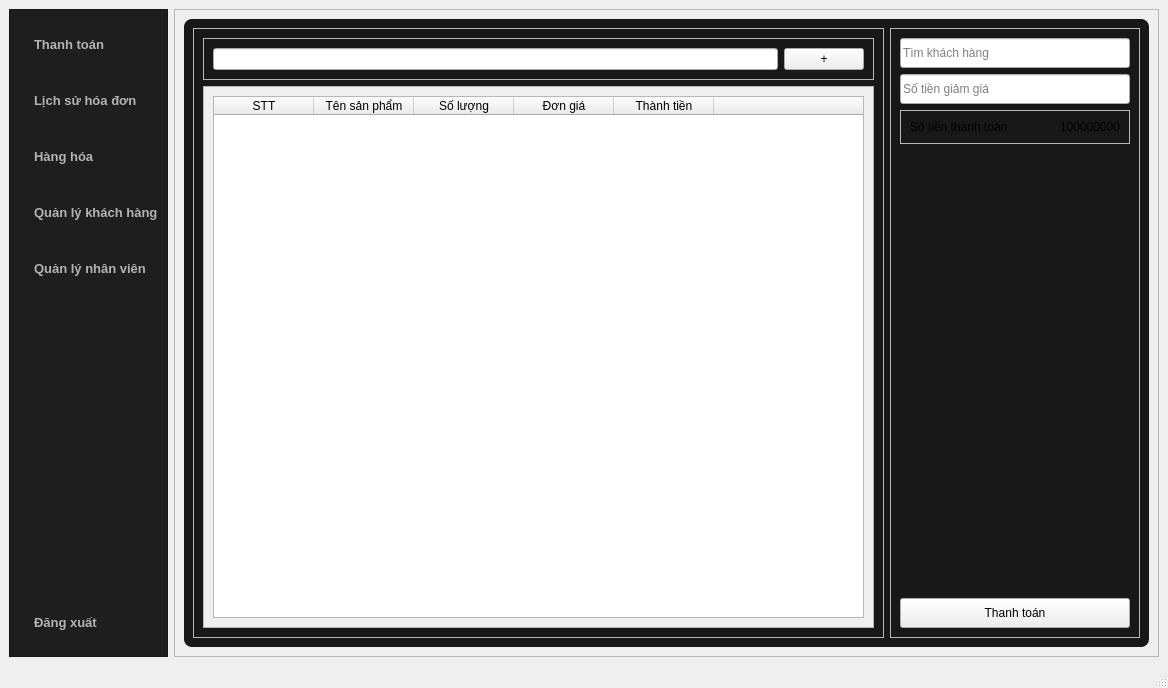
The window that source code/ui/winUser.ui (phandinhngocthangai25/Supermarket_system) describes before a commit, drawn with Qt 5.
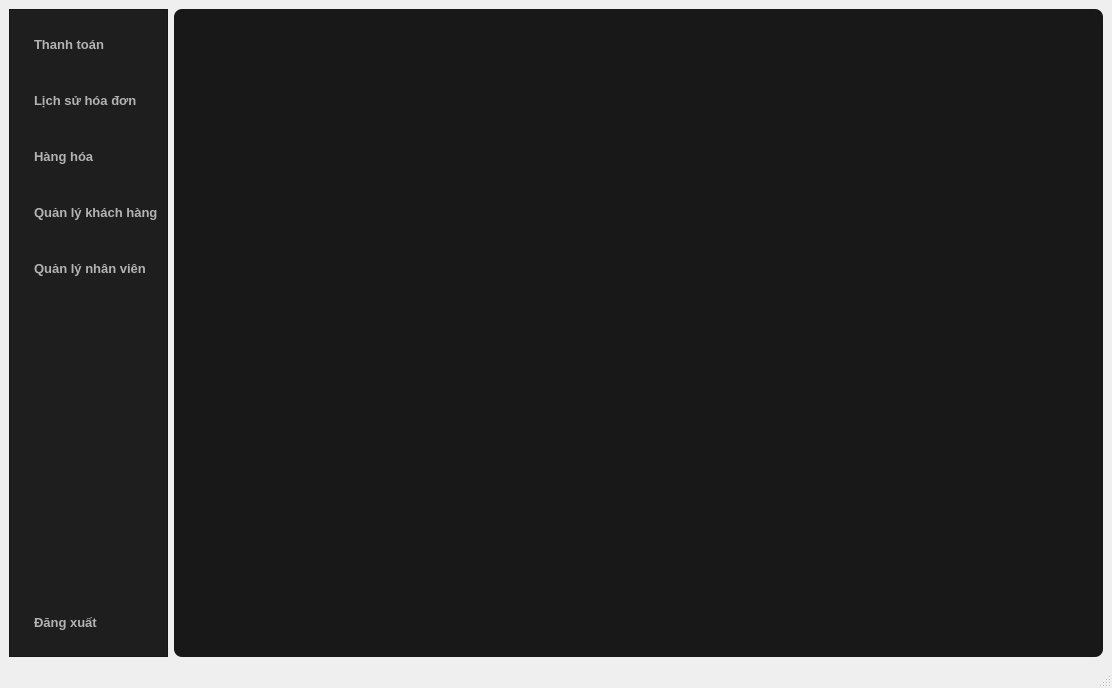
The same window after the commit.

```diff
--- a/source code/ui/winUser.ui
+++ b/source code/ui/winUser.ui
@@ -6,7 +6,7 @@
    <rect>
     <x>0</x>
     <y>0</y>
-    <width>1168</width>
+    <width>1112</width>
     <height>688</height>
    </rect>
   </property>
@@ -171,333 +171,12 @@
      </widget>
     </item>
     <item>
-     <widget class="QFrame" name="frameContent">
-      <property name="frameShape">
-       <enum>QFrame::Shape::StyledPanel</enum>
+     <widget class="QStackedWidget" name="stackedContent">
+      <property name="currentIndex">
+       <number>0</number>
       </property>
-      <property name="frameShadow">
-       <enum>QFrame::Shadow::Raised</enum>
-      </property>
-      <layout class="QVBoxLayout" name="verticalLayout_2">
-       <item>
-        <widget class="QStackedWidget" name="stackedContent">
-         <property name="currentIndex">
-          <number>0</number>
-         </property>
-         <widget class="QWidget" name="pagePayment">
-          <layout class="QHBoxLayout" name="horizontalLayout_2">
-           <item>
-            <widget class="QFrame" name="frameCart">
-             <property name="frameShape">
-              <enum>QFrame::Shape::StyledPanel</enum>
-             </property>
-             <property name="frameShadow">
-              <enum>QFrame::Shadow::Raised</enum>
-             </property>
-             <layout class="QVBoxLayout" name="verticalLayout_4">
-              <item>
-               <widget class="QFrame" name="frame">
-                <property name="frameShape">
-                 <enum>QFrame::Shape::StyledPanel</enum>
-                </property>
-                <property name="frameShadow">
-                 <enum>QFrame::Shadow::Raised</enum>
-                </property>
-                <layout class="QHBoxLayout" name="horizontalLayout_4">
-                 <item>
-                  <widget class="QLineEdit" name="txtSearchProduct"/>
-                 </item>
-                 <item>
-                  <widget class="QPushButton" name="btnAddProduct">
-                   <property name="text">
-                    <string>+</string>
-                   </property>
-                  </widget>
-                 </item>
-                </layout>
-               </widget>
-              </item>
-              <item>
-               <widget class="QScrollArea" name="scrollCartContainer">
-                <property name="widgetResizable">
-                 <bool>true</bool>
-                </property>
-                <widget class="QWidget" name="scrollAreaWidgetContents">
-                 <property name="geometry">
-                  <rect>
-                   <x>0</x>
-                   <y>0</y>
-                   <width>664</width>
-                   <height>496</height>
-                  </rect>
-                 </property>
-                 <layout class="QVBoxLayout" name="verticalLayout_5">
-                  <item>
-                   <widget class="QTableWidget" name="tableCartItems">
-                    <attribute name="horizontalHeaderStretchLastSection">
-                     <bool>true</bool>
-                    </attribute>
-                    <column>
-                     <property name="text">
-                      <string>STT</string>
-                     </property>
-                    </column>
-                    <column>
-                     <property name="text">
-                      <string>Tên sản phẩm</string>
-                     </property>
-                    </column>
-                    <column>
-                     <property name="text">
-                      <string>Số lượng</string>
-                     </property>
-                    </column>
-                    <column>
-                     <property name="text">
-                      <string>Đơn giá</string>
-                     </property>
-                    </column>
-                    <column>
-                     <property name="text">
-                      <string>Thành tiền</string>
-                     </property>
-                    </column>
-                    <column>
-                     <property name="text">
-                      <string/>
-                     </property>
-                    </column>
-                   </widget>
-                  </item>
-                 </layout>
-                </widget>
-               </widget>
-              </item>
-             </layout>
-            </widget>
-           </item>
-           <item>
-            <widget class="QFrame" name="frameCheckout">
-             <property name="maximumSize">
-              <size>
-               <width>250</width>
-               <height>16777215</height>
-              </size>
-             </property>
-             <property name="frameShape">
-              <enum>QFrame::Shape::StyledPanel</enum>
-             </property>
-             <property name="frameShadow">
-              <enum>QFrame::Shadow::Raised</enum>
-             </property>
-             <layout class="QVBoxLayout" name="verticalLayout_3">
-              <item>
-               <widget class="QLineEdit" name="txtSearchCustomer">
-                <property name="minimumSize">
-                 <size>
-                  <width>0</width>
-                  <height>30</height>
-                 </size>
-                </property>
-                <property name="placeholderText">
-                 <string>Tìm khách hàng</string>
-                </property>
-               </widget>
-              </item>
-              <item>
-               <widget class="QLineEdit" name="txtDiscount">
-                <property name="minimumSize">
-                 <size>
-                  <width>0</width>
-                  <height>30</height>
-                 </size>
-                </property>
-                <property name="placeholderText">
-                 <string>Số tiền giảm giá</string>
-                </property>
-               </widget>
-              </item>
-              <item>
-               <widget class="QFrame" name="frame_3">
-                <property name="minimumSize">
-                 <size>
-                  <width>0</width>
-                  <height>30</height>
-                 </size>
-                </property>
-                <property name="frameShape">
-                 <enum>QFrame::Shape::StyledPanel</enum>
-                </property>
-                <property name="frameShadow">
-                 <enum>QFrame::Shadow::Raised</enum>
-                </property>
-                <layout class="QHBoxLayout" name="horizontalLayout_3">
-                 <item>
-                  <widget class="QLabel" name="label">
-                   <property name="text">
-                    <string>Số tiền thanh toán</string>
-                   </property>
-                  </widget>
-                 </item>
-                 <item>
-                  <widget class="QLabel" name="txtFinalAmount">
-                   <property name="text">
-                    <string>100000000</string>
-                   </property>
-                   <property name="alignment">
-                    <set>Qt::AlignmentFlag::AlignRight|Qt::AlignmentFlag::AlignTrailing|Qt::AlignmentFlag::AlignVCenter</set>
-                   </property>
-                  </widget>
-                 </item>
-                </layout>
-               </widget>
-              </item>
-              <item>
-               <spacer name="verticalSpacer_2">
-                <property name="orientation">
-                 <enum>Qt::Orientation::Vertical</enum>
-                </property>
-                <property name="sizeHint" stdset="0">
-                 <size>
-                  <width>20</width>
-                  <height>40</height>
-                 </size>
-                </property>
-               </spacer>
-              </item>
-              <item>
-               <widget class="QPushButton" name="pushButton_3">
-                <property name="minimumSize">
-                 <size>
-                  <width>0</width>
-                  <height>30</height>
-                 </size>
-                </property>
-                <property name="text">
-                 <string>Thanh toán</string>
-                </property>
-               </widget>
-              </item>
-             </layout>
-            </widget>
-           </item>
-          </layout>
-         </widget>
-         <widget class="QWidget" name="pageHistory">
-          <widget class="QPushButton" name="pushButton_2">
-           <property name="geometry">
-            <rect>
-             <x>560</x>
-             <y>450</y>
-             <width>81</width>
-             <height>26</height>
-            </rect>
-           </property>
-           <property name="text">
-            <string>2</string>
-           </property>
-          </widget>
-          <widget class="QLabel" name="label_4">
-           <property name="geometry">
-            <rect>
-             <x>230</x>
-             <y>130</y>
-             <width>49</width>
-             <height>16</height>
-            </rect>
-           </property>
-           <property name="text">
-            <string>lịch sử</string>
-           </property>
-          </widget>
-         </widget>
-         <widget class="QWidget" name="pageProduct">
-          <widget class="QPushButton" name="pushButton">
-           <property name="geometry">
-            <rect>
-             <x>540</x>
-             <y>440</y>
-             <width>81</width>
-             <height>26</height>
-            </rect>
-           </property>
-           <property name="text">
-            <string>1</string>
-           </property>
-          </widget>
-          <widget class="QLabel" name="label_5">
-           <property name="geometry">
-            <rect>
-             <x>180</x>
-             <y>140</y>
-             <width>91</width>
-             <height>51</height>
-            </rect>
-           </property>
-           <property name="text">
-            <string>sản phẩm</string>
-           </property>
-          </widget>
-         </widget>
-         <widget class="QWidget" name="pageCustomer">
-          <widget class="QPushButton" name="pushButton_4">
-           <property name="geometry">
-            <rect>
-             <x>580</x>
-             <y>470</y>
-             <width>81</width>
-             <height>26</height>
-            </rect>
-           </property>
-           <property name="text">
-            <string>4</string>
-           </property>
-          </widget>
-          <widget class="QLabel" name="label_2">
-           <property name="geometry">
-            <rect>
-             <x>300</x>
-             <y>110</y>
-             <width>91</width>
-             <height>61</height>
-            </rect>
-           </property>
-           <property name="text">
-            <string>khách hàng</string>
-           </property>
-          </widget>
-         </widget>
-         <widget class="QWidget" name="pageEmployee">
-          <widget class="QPushButton" name="pushButton_5">
-           <property name="geometry">
-            <rect>
-             <x>600</x>
-             <y>480</y>
-             <width>81</width>
-             <height>26</height>
-            </rect>
-           </property>
-           <property name="text">
-            <string>5</string>
-           </property>
-          </widget>
-          <widget class="QLabel" name="label_3">
-           <property name="geometry">
-            <rect>
-             <x>240</x>
-             <y>170</y>
-             <width>111</width>
-             <height>61</height>
-            </rect>
-           </property>
-           <property name="text">
-            <string>nhân viên</string>
-           </property>
-          </widget>
-         </widget>
-        </widget>
-       </item>
-      </layout>
+      <widget class="QWidget" name="page"/>
+      <widget class="QWidget" name="page_2"/>
      </widget>
     </item>
    </layout>
```
Left out of the diff: 2 changed lines with no effect on the pictures.
